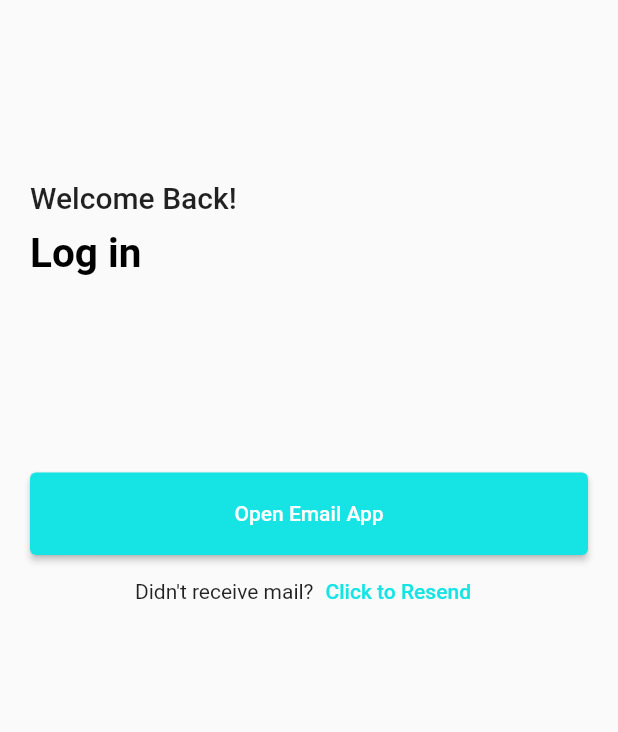
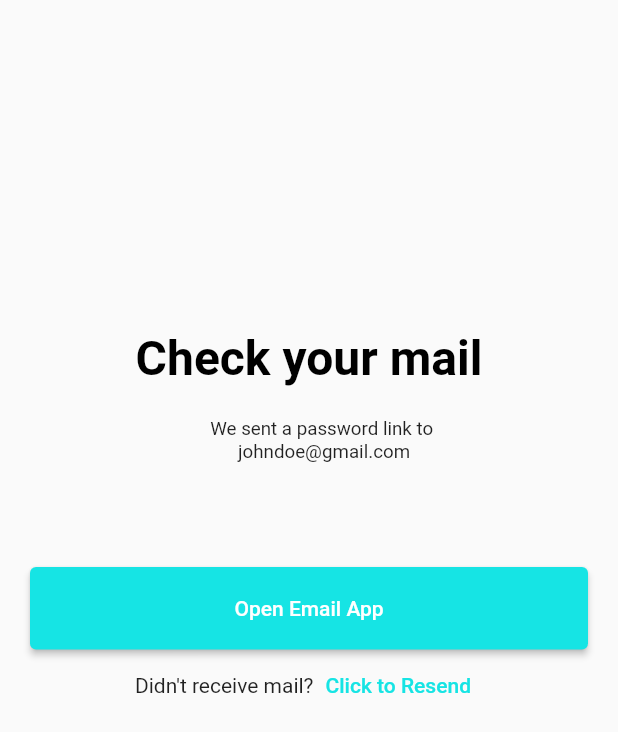
Before and after one commit to maqamylee0/miked_care, a Flutter app: the CheckEmail screen opened directly, on a phone screen of 412 x 824 dp. Shown: the top 732 px of the screen. Run offline on Flutter 3.47's test engine with Material 2 defaults, Android fonts, the phone set to English and light mode, and no system bars; our stand-ins replace pin_code_fields.

Commit message:
Check email page

```diff
--- a/lib/checkmail.dart
+++ b/lib/checkmail.dart
@@ -18,17 +18,23 @@ class _CheckEmailState extends State<CheckEmail> {
 
 
               child: Column(
-                  crossAxisAlignment: CrossAxisAlignment.start,
+                  crossAxisAlignment: CrossAxisAlignment.center,
                   children: [
-                    SizedBox(height: 100),
-                    Text("Welcome Back!",style:Theme.of(context).textTheme.headline6,),
+                    SizedBox(height: 200),
+                    Text("Check your mail",style:TextStyle(color: Colors.black,fontSize: 32,fontWeight: FontWeight.bold),),
                     SizedBox(height: 10,),
+                    Container(
+                      padding: EdgeInsets.fromLTRB(60, 10, 40, 10),
+                      child: Column(
+                        mainAxisAlignment: MainAxisAlignment.center,
+                        children: [
+                          Text("We sent a password link to \n"
+                              "      johndoe@gmail.com", style: TextStyle(fontSize: 12.5)),
 
-                    Text("Log in", style: TextStyle(color: Colors.black,fontSize: 27,fontWeight: FontWeight.bold)),
-                    SizedBox(height: 70),
+                        ],
 
-
-
+                      ),
+                    ),
 
 
                     SizedBox(height:60),
--- a/lib/forgotpassword.dart
+++ b/lib/forgotpassword.dart
@@ -1,5 +1,6 @@
 import 'package:flutter/cupertino.dart';
 import 'package:flutter/material.dart';
+import 'package:miked_care/checkmail.dart';
 
 class ForgotPassword extends StatefulWidget {
   const ForgotPassword({Key? key}) : super(key: key);
@@ -77,5 +78,10 @@ class _ForgotPasswordState extends State<ForgotPassword> {
     );
   }
 
-  void onPressed() {}
+  void onPressed() {
+    Navigator.push(
+        context,
+        MaterialPageRoute(builder: (context) => const CheckEmail())
+    );
+  }
 }
```
